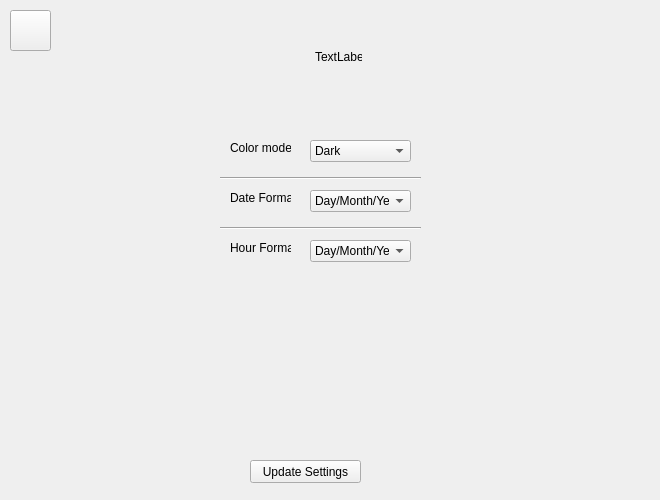
Old version of the form .ui files/Main_UI_Files/Main_Settings.ui in the repository JarneAe/RetroBoy-GUI.
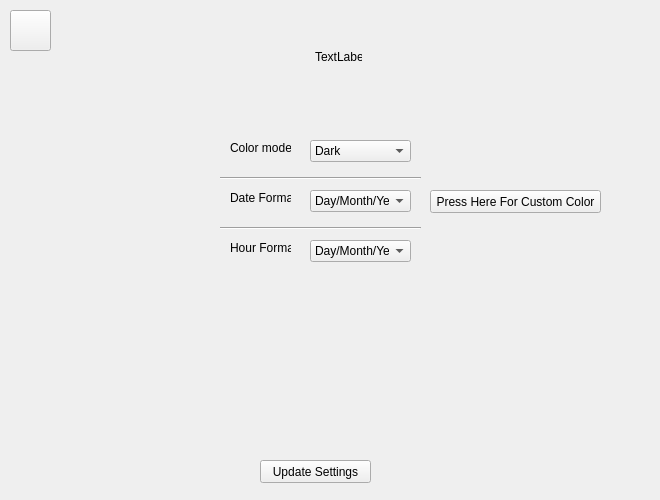
New version of the form.

Commit message:
ColorPicker has been added
Still needs functionality with the rest of the GUI but the widget opens and can be used just not fully functional

What changed in the file:
```diff
--- a/.ui files/Main_UI_Files/Main_Settings.ui
+++ b/.ui files/Main_UI_Files/Main_Settings.ui
@@ -154,7 +154,7 @@
   <widget class="QPushButton" name="pushButton">
    <property name="geometry">
     <rect>
-     <x>250</x>
+     <x>260</x>
      <y>460</y>
      <width>111</width>
      <height>23</height>
@@ -177,6 +177,19 @@
     <string>TextLabel</string>
    </property>
   </widget>
+  <widget class="QPushButton" name="pushButton_2">
+   <property name="geometry">
+    <rect>
+     <x>430</x>
+     <y>190</y>
+     <width>171</width>
+     <height>23</height>
+    </rect>
+   </property>
+   <property name="text">
+    <string>Press Here For Custom Color</string>
+   </property>
+  </widget>
  </widget>
  <resources/>
  <connections/>
```
The commit also changes 4 other files.
